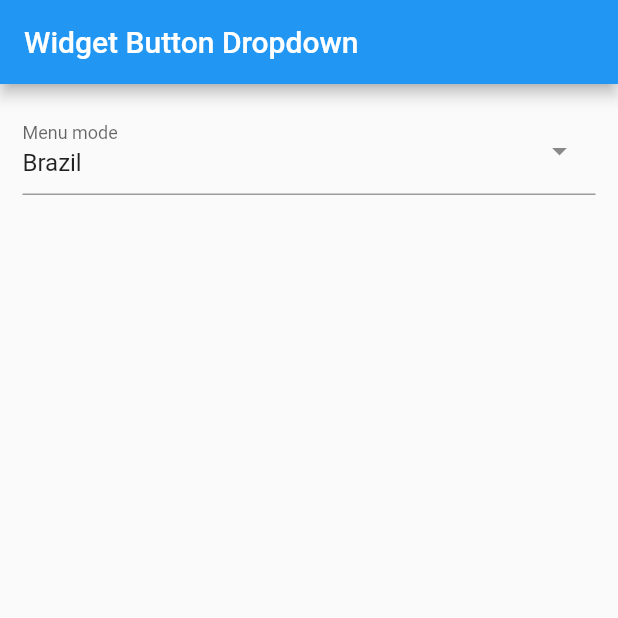
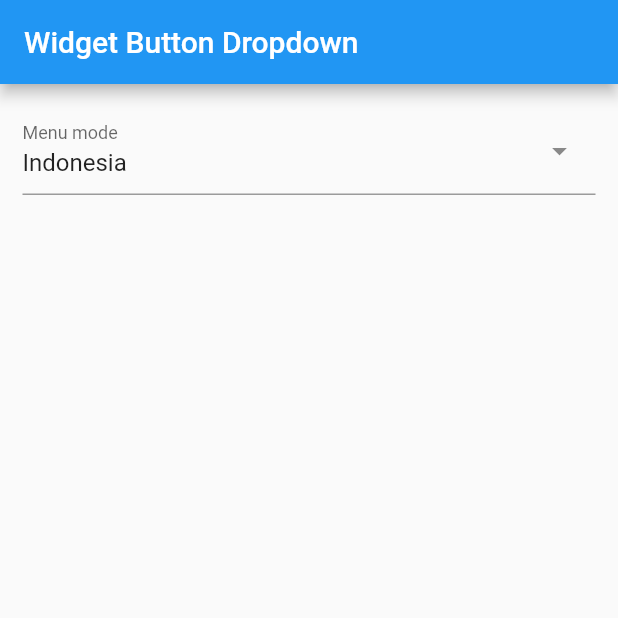
Before and after one commit to wahyukaprawi/learn_flutter_dropdown_serach, a Flutter app: the screen it shows after launch, on a phone screen of 412 x 824 dp, the top half of it. Run offline on Flutter 3.47's test engine with Material 2 defaults, Android fonts, the phone set to English and light mode, and no system bars; drawn by our look-alikes of dropdown_search.

Commit message:
add code

```diff
--- a/lib/main.dart
+++ b/lib/main.dart
@@ -25,7 +25,7 @@ class HomePage extends StatefulWidget {
 }
 
 class _HomePageState extends State<HomePage> {
-  List<String> country = ["Brazil", "Italia (Disabled)", "Tunisia", 'Canada'];
+  List<String> country = ["Indonesia, Brazil", "Italia (Disabled)", "Tunisia", 'Canada'];
 
   @override
   Widget build(BuildContext context) {
@@ -52,7 +52,7 @@ class _HomePageState extends State<HomePage> {
             ),
           ),
           onChanged: print,
-          selectedItem: "Brazil",
+          selectedItem: "Indonesia",
         ),
       ),
     );
```
